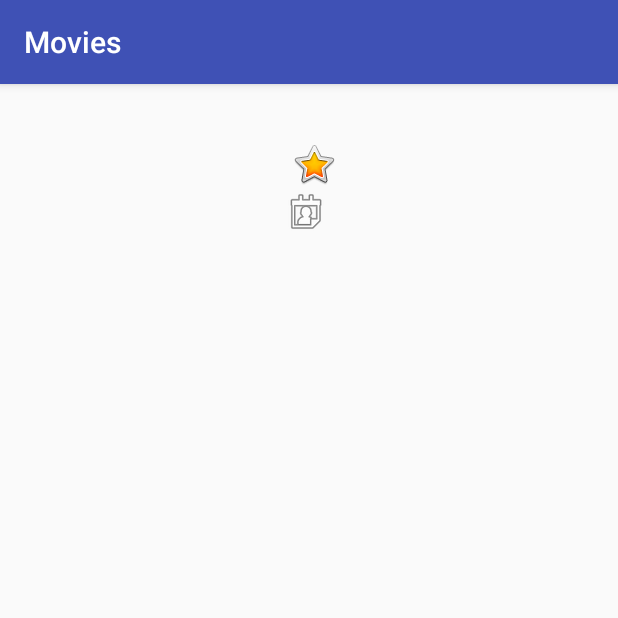
After one commit to RaquelMSantos/Filmes-Famosos, an Android app: the DetailActivity screen opened directly, with no data from a screen before it, on a phone screen of 412 x 824 dp, the top half of it. The commit adds this screen. Run offline under Robolectric (Android 15) with nearby library versions, the phone set to English and light mode, and no system bars; our stand-ins replace Picasso; pictures from the network do not load; 1 statement that could not run was skipped.

Commit message:
added movie detail and cleaning the project

```diff
--- a/app/src/main/AndroidManifest.xml
+++ b/app/src/main/AndroidManifest.xml
@@ -2,7 +2,7 @@
 <manifest xmlns:android="http://schemas.android.com/apk/res/android"
     package="br.com.rmso.filmesfamosos">
 
-    <uses-permission android:name="android.permission.INTERNET"/>
+    <uses-permission android:name="android.permission.INTERNET" />
 
     <application
         android:allowBackup="true"
@@ -18,6 +18,7 @@
                 <category android:name="android.intent.category.LAUNCHER" />
             </intent-filter>
         </activity>
+        <activity android:name=".DetailActivity"></activity>
     </application>
 
 </manifest>
--- /dev/null
+++ b/app/src/main/java/br/com/rmso/filmesfamosos/DetailActivity.java
@@ -0,0 +1,33 @@
+package br.com.rmso.filmesfamosos;
+
+import android.support.v7.app.AppCompatActivity;
+import android.os.Bundle;
+import android.widget.ImageView;
+import android.widget.TextView;
+
+import com.squareup.picasso.Picasso;
+
+public class DetailActivity extends AppCompatActivity {
+
+    @Override
+    protected void onCreate(Bundle savedInstanceState) {
+        super.onCreate(savedInstanceState);
+        setContentView(R.layout.activity_detail);
+
+        ImageView mPosterImageView = findViewById(R.id.img_poster);
+        TextView mTitleTextView = findViewById(R.id.tv_title);
+        TextView mDateTextView = findViewById(R.id.tv_date);
+        TextView mAverageTextView = findViewById(R.id.tv_average);
+        TextView mOverViewTextView = findViewById(R.id.tv_overview);
+
+        Movie movie = getIntent().getExtras().getParcelable("movie");
+
+        if (movie != null){
+            Picasso.with(this).load(movie.getBackdrop_path()).into(mPosterImageView);
+            mTitleTextView.setText(movie.getTitle());
+            mDateTextView.setText(movie.getDate());
+            mAverageTextView.setText(movie.getAverage());
+            mOverViewTextView.setText(movie.getOverview());
+        }
+    }
+}
--- a/app/src/main/java/br/com/rmso/filmesfamosos/MovieJsonUtils.java
+++ b/app/src/main/java/br/com/rmso/filmesfamosos/MovieJsonUtils.java
@@ -12,7 +12,7 @@ import java.util.ArrayList;
  * Created by Raquel on 19/05/2018.
  */
 
-public final class MovieJsonUtils {
+final class MovieJsonUtils {
     private static final String IMG_URL = "http://image.tmdb.org/t/p/";
 
     public static ArrayList getSimpleMovieStringsFromJson(Context context, String movieJsonString) throws JSONException {
--- a/app/src/main/java/br/com/rmso/filmesfamosos/NetworkUtils.java
+++ b/app/src/main/java/br/com/rmso/filmesfamosos/NetworkUtils.java
@@ -1,12 +1,9 @@
 package br.com.rmso.filmesfamosos;
 
 import android.net.Uri;
-import android.os.AsyncTask;
 
-import java.io.BufferedReader;
 import java.io.IOException;
 import java.io.InputStream;
-import java.io.InputStreamReader;
 import java.net.HttpURLConnection;
 import java.net.MalformedURLException;
 import java.net.URL;
@@ -16,7 +13,7 @@ import java.util.Scanner;
  * Created by Raquel on 17/05/2018.
  */
 
-public class NetworkUtils {
+class NetworkUtils {
 
     private static final String baseMoviePOPURL = "http://api.themoviedb.org/3/movie/popular?api_key=";
     private static final String baseMovieTOPURL = "http://api.themoviedb.org/3/movie/top_rated?api_key=";
--- /dev/null
+++ b/app/src/main/res/layout/activity_detail.xml
@@ -0,0 +1,55 @@
+<?xml version="1.0" encoding="utf-8"?>
+<LinearLayout
+    xmlns:android="http://schemas.android.com/apk/res/android"
+    xmlns:tools="http://schemas.android.com/tools"
+    android:layout_width="match_parent"
+    android:layout_height="match_parent"
+    android:orientation="vertical"
+    tools:context="br.com.rmso.filmesfamosos.DetailActivity">
+
+    <ImageView
+        android:id="@+id/img_poster"
+        android:layout_width="wrap_content"
+        android:layout_height="wrap_content"
+        android:layout_gravity="center_horizontal"
+        android:paddingTop="10dp"
+        android:layout_marginLeft="10dp"
+        android:layout_marginRight="10dp"/>
+
+    <TextView
+        android:id="@+id/tv_title"
+        android:layout_width="wrap_content"
+        android:layout_height="wrap_content"
+        android:layout_gravity="center_horizontal"
+        android:textStyle="bold"
+        android:textSize="20sp"/>
+
+    <TextView
+        android:id="@+id/tv_average"
+        android:layout_width="wrap_content"
+        android:layout_height="wrap_content"
+        android:textSize="18sp"
+        android:layout_marginLeft="5dp"
+        android:layout_gravity="center_horizontal"
+        android:gravity="center_vertical"
+        android:drawableLeft="@android:drawable/btn_star_big_on"
+        android:drawablePadding="3dp"/>
+
+    <TextView
+        android:id="@+id/tv_date"
+        android:layout_width="wrap_content"
+        android:layout_height="wrap_content"
+        android:textSize="18sp"
+        android:drawableLeft="@android:drawable/ic_menu_my_calendar"
+        android:layout_gravity="center_horizontal"
+        android:drawablePadding="3dp"
+        android:gravity="center_vertical"/>
+
+    <TextView
+        android:id="@+id/tv_overview"
+        android:layout_width="wrap_content"
+        android:layout_height="wrap_content"
+        android:textSize="18sp"
+        android:textAlignment="center"/>
+
+</LinearLayout>
--- a/app/src/main/res/menu/main.xml
+++ b/app/src/main/res/menu/main.xml
@@ -5,11 +5,10 @@
         android:id="@+id/action_popular"
         android:title="@string/action_popular"
         android:orderInCategory="1"
-        app:showAsAction="always"/>
+        app:showAsAction="never"/>
 
     <item
         android:id="@+id/action_top_rated"
         android:title="@string/action_top_rated"
-        app:showAsAction="always"/>
-
+        app:showAsAction="never"/>
 </menu>
--- a/app/src/main/res/values/strings.xml
+++ b/app/src/main/res/values/strings.xml
@@ -2,4 +2,5 @@
     <string name="app_name">Movies</string>
     <string name="action_popular">Popular</string>
     <string name="action_top_rated">Top Rated</string>
+    <string name="api_key">01685567362e80525ff11e7a68ce0100</string>
 </resources>
```
Also changed, not shown: app/src/main/java/br/com/rmso/filmesfamosos/MainActivity.java (+16 -7 lines), app/src/main/java/br/com/rmso/filmesfamosos/Movie.java (+44 -1 lines), app/src/main/java/br/com/rmso/filmesfamosos/MovieAdapter.java (+21 -17 lines), app/src/main/res/layout/activity_main.xml (+9 -0 lines).
